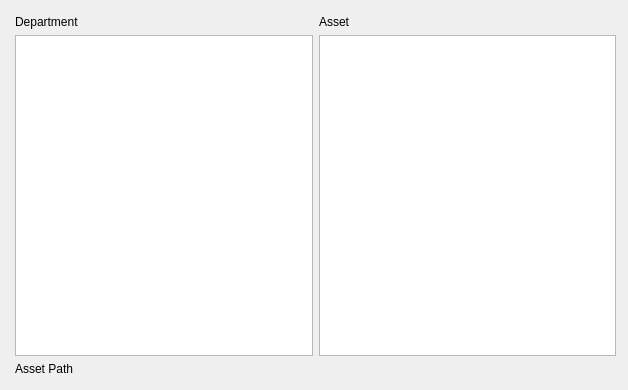
First picture: the form in scripts/PipelineManagementTools/gui/assetManager.ui, repository jw0z96/PipelineManagementTools, before the edit.
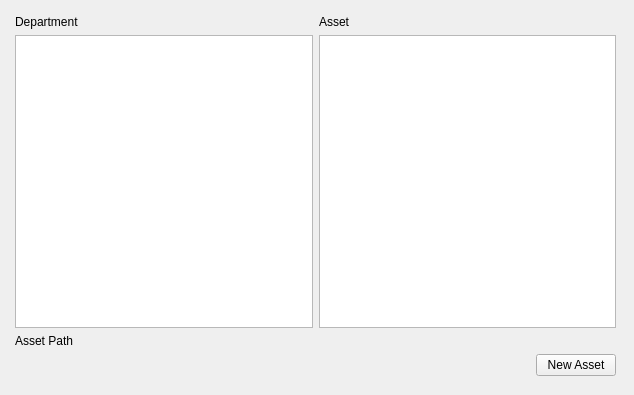
Second picture: the form after the edit.

Commit message: added dialog for new asset creation

Diff of the .ui file:
```diff
--- a/scripts/PipelineManagementTools/gui/assetManager.ui
+++ b/scripts/PipelineManagementTools/gui/assetManager.ui
@@ -6,8 +6,8 @@
    <rect>
     <x>0</x>
     <y>0</y>
-    <width>628</width>
-    <height>390</height>
+    <width>634</width>
+    <height>395</height>
    </rect>
   </property>
   <property name="sizePolicy">
@@ -84,6 +84,30 @@
       </item>
      </layout>
     </item>
+    <item>
+     <layout class="QHBoxLayout" name="horizontalLayout_3">
+      <item>
+       <spacer name="horizontalSpacer">
+        <property name="orientation">
+         <enum>Qt::Horizontal</enum>
+        </property>
+        <property name="sizeHint" stdset="0">
+         <size>
+          <width>40</width>
+          <height>20</height>
+         </size>
+        </property>
+       </spacer>
+      </item>
+      <item>
+       <widget class="QPushButton" name="newAssetPushButton">
+        <property name="text">
+         <string>New Asset</string>
+        </property>
+       </widget>
+      </item>
+     </layout>
+    </item>
    </layout>
   </widget>
  </widget>
```
Left out of the diff: 31 changed lines with no effect on the pictures. The commit also changes 3 other files.
